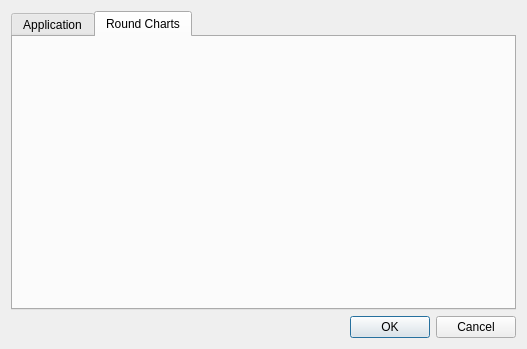
Above: src/settings.ui from iPenguin/CrochetCharts before the change. Below: the same form after it.
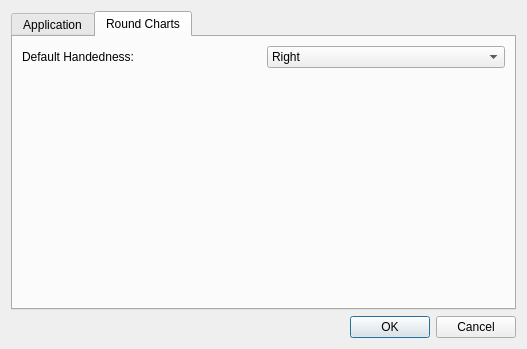
That is the form after the change. The open tabs and pages were chosen to show the change.

Commit message: added option widgets to set the default for right/left handedness

```diff
--- a/src/settings.ui
+++ b/src/settings.ui
@@ -67,6 +67,46 @@
       <attribute name="title">
        <string>Round Charts</string>
       </attribute>
+      <layout class="QVBoxLayout" name="verticalLayout_3">
+       <item>
+        <layout class="QHBoxLayout" name="horizontalLayout_2">
+         <item>
+          <widget class="QLabel" name="label_2">
+           <property name="text">
+            <string>Default Handedness:</string>
+           </property>
+          </widget>
+         </item>
+         <item>
+          <widget class="QComboBox" name="handedness">
+           <item>
+            <property name="text">
+             <string>Right</string>
+            </property>
+           </item>
+           <item>
+            <property name="text">
+             <string>Left</string>
+            </property>
+           </item>
+          </widget>
+         </item>
+        </layout>
+       </item>
+       <item>
+        <spacer name="verticalSpacer_2">
+         <property name="orientation">
+          <enum>Qt::Vertical</enum>
+         </property>
+         <property name="sizeHint" stdset="0">
+          <size>
+           <width>20</width>
+           <height>241</height>
+          </size>
+         </property>
+        </spacer>
+       </item>
+      </layout>
      </widget>
     </widget>
    </item>
```
